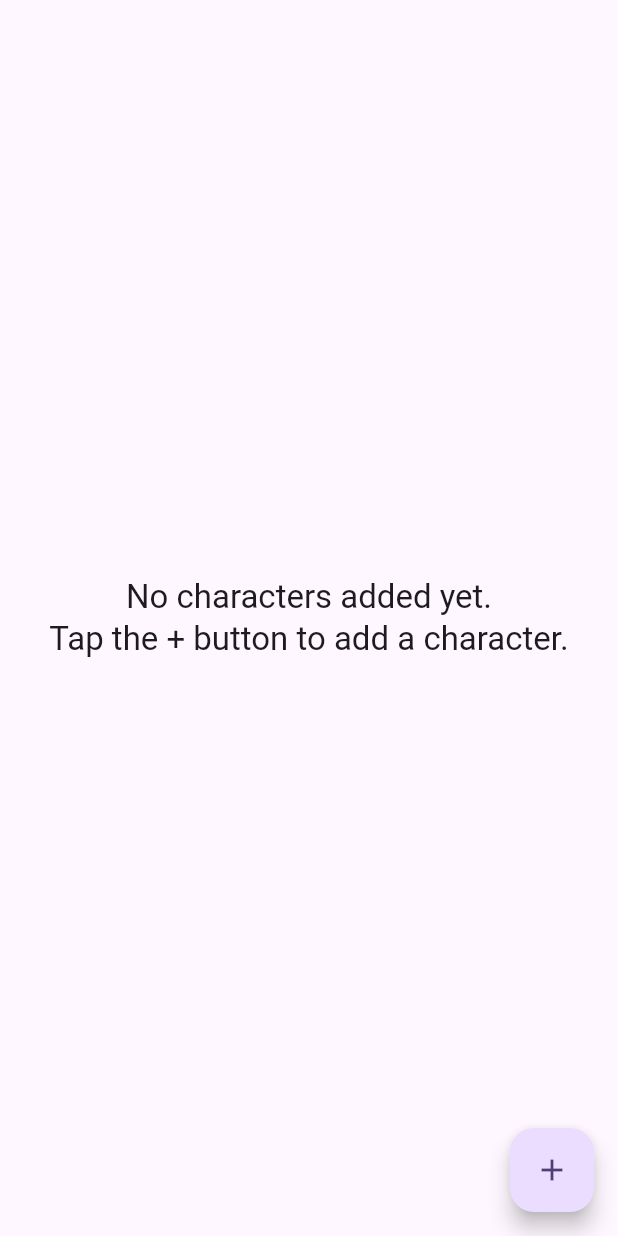
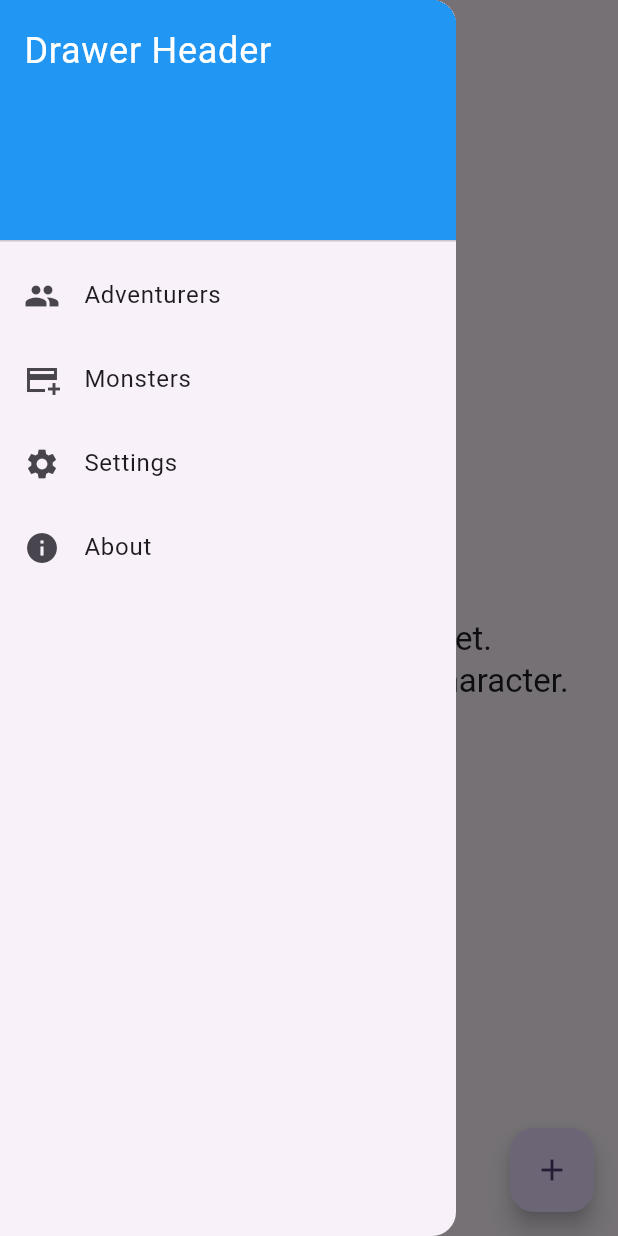
Before and after one commit to LzPod/init_tracker, a Flutter app: the screen it shows after launch, with the side drawer open (before the commit the screen has no drawer), on a phone screen of 412 x 824 dp. Run offline on Flutter 3.47's test engine with Material 3 defaults, Android fonts, the phone set to English and light mode, and no system bars; our stand-ins replace flutter_riverpod.

Commit message:
Feat: added Drawer

```diff
--- a/lib/ui/pages/main_page.dart
+++ b/lib/ui/pages/main_page.dart
@@ -24,6 +24,50 @@ class MainPage extends ConsumerWidget {
     final characters = ref.watch(characterProvider);
 
     return Scaffold(
+      appBar: AppBar(
+        title: const Text('Initiative Tracker'),
+        actions: [
+          if (characters.isNotEmpty)
+            IconButton(
+              icon: const Icon(Icons.delete),
+              onPressed: () {
+                ref.read(characterProvider.notifier).clearCharacters();
+              },
+            ),
+        ],
+      ),
+      drawer: Drawer(
+        child: ListView(
+          padding: EdgeInsets.zero,
+          children: <Widget>[
+            const DrawerHeader(
+              decoration: BoxDecoration(color: Colors.blue),
+              child: Text('Drawer Header',
+                  style: TextStyle(color: Colors.white, fontSize: 24)),
+            ),
+            ListTile(
+              leading: const Icon(Icons.group),
+              title: const Text('Adventurers'),
+              onTap: () {},
+            ),
+            ListTile(
+              leading: const Icon(Icons.add_card_sharp),
+              title: const Text('Monsters'),
+              onTap: () {},
+            ),
+            ListTile(
+              leading: const Icon(Icons.settings),
+              title: const Text('Settings'),
+              onTap: () {},
+            ),
+            ListTile(
+              leading: const Icon(Icons.info),
+              title: const Text('About'),
+              onTap: () {},
+            ),
+          ],
+        ),
+      ),
       body: characters.isEmpty
           ? Center(
               child: Text(
```
